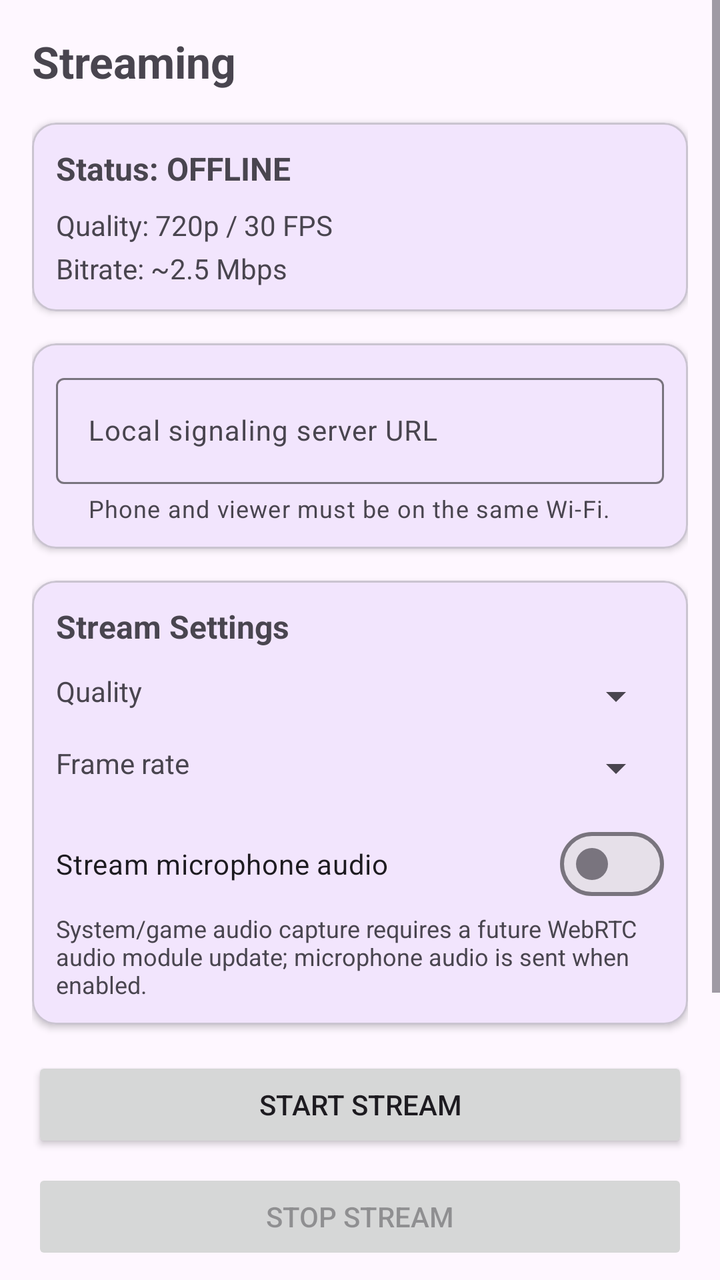
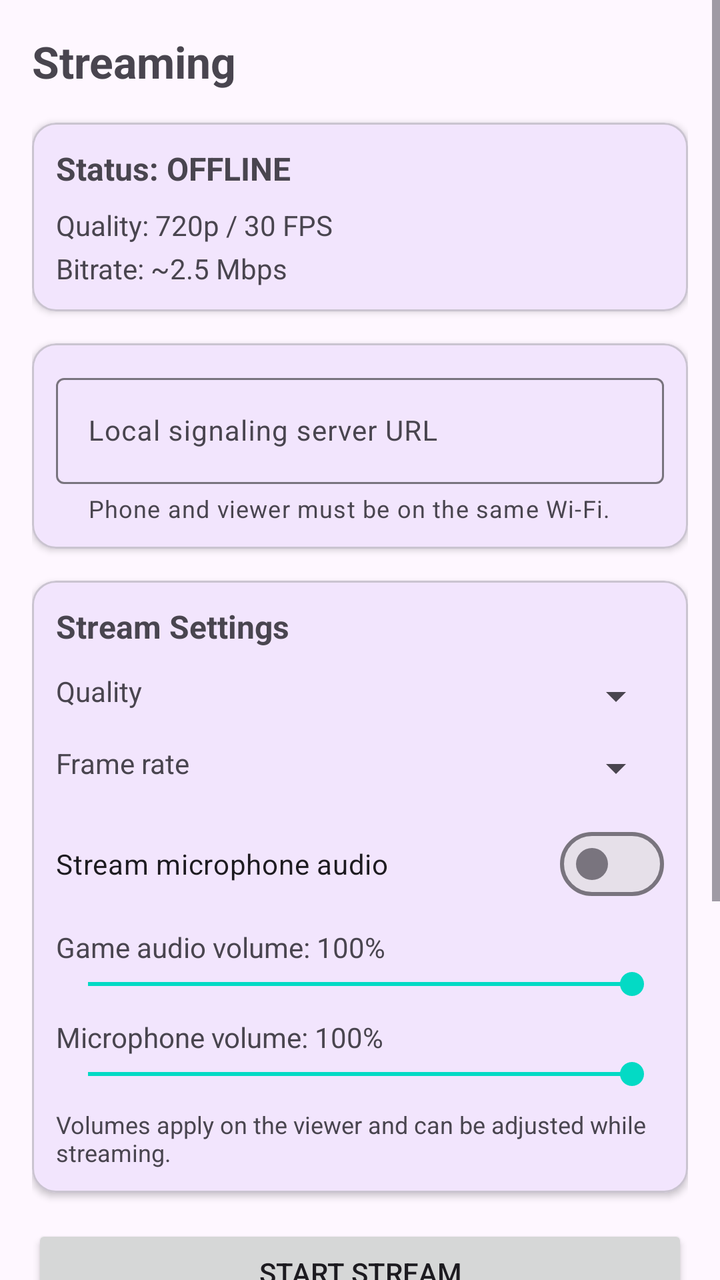

The first picture is an Android layout as it rendered before a commit; the second is the same layout after the commit. The layout source and the unified diff follow.
<!-- AndroidManifest.xml: application theme Theme.FloatOverlay -->
<!-- res/layout/fragment_stream.xml -->
<?xml version="1.0" encoding="utf-8"?>
<ScrollView xmlns:android="http://schemas.android.com/apk/res/android"
    xmlns:app="http://schemas.android.com/apk/res-auto"
    android:layout_width="match_parent"
    android:layout_height="match_parent"
    android:fillViewport="true">

    <LinearLayout
        android:layout_width="match_parent"
        android:layout_height="wrap_content"
        android:orientation="vertical"
        android:padding="16dp">

        <TextView
            android:layout_width="wrap_content"
            android:layout_height="wrap_content"
            android:layout_marginBottom="16dp"
            android:text="Streaming"
            android:textSize="22sp"
            android:textStyle="bold" />

        <com.google.android.material.card.MaterialCardView
            android:layout_width="match_parent"
            android:layout_height="wrap_content"
            android:layout_marginBottom="16dp"
            app:cardCornerRadius="12dp"
            app:cardElevation="2dp"
            app:contentPadding="12dp">

            <LinearLayout
                android:layout_width="match_parent"
                android:layout_height="wrap_content"
                android:orientation="vertical">

                <TextView
                    android:id="@+id/streamStatusText"
                    android:layout_width="wrap_content"
                    android:layout_height="wrap_content"
                    android:layout_marginBottom="8dp"
                    android:text="Status: OFFLINE"
                    android:textSize="16sp"
                    android:textStyle="bold" />

                <TextView
                    android:id="@+id/streamStatsText"
                    android:layout_width="wrap_content"
                    android:layout_height="wrap_content"
                    android:lineSpacingMultiplier="1.3"
                    android:text="Quality: 720p / 30 FPS\nBitrate: ~2.5 Mbps"
                    android:textColor="?android:attr/textColorSecondary"
                    android:textSize="14sp" />
            </LinearLayout>
        </com.google.android.material.card.MaterialCardView>

        <com.google.android.material.card.MaterialCardView
            android:layout_width="match_parent"
            android:layout_height="wrap_content"
            android:layout_marginBottom="16dp"
            app:cardCornerRadius="12dp"
            app:cardElevation="2dp"
            app:contentPadding="12dp">

            <LinearLayout
                android:layout_width="match_parent"
                android:layout_height="wrap_content"
                android:orientation="vertical">

                <com.google.android.material.textfield.TextInputLayout
                    android:layout_width="match_parent"
                    android:layout_height="wrap_content"
                    android:hint="Local signaling server URL"
                    app:endIconMode="clear_text"
                    app:helperText="Phone and viewer must be on the same Wi-Fi.">

                    <com.google.android.material.textfield.TextInputEditText
                        android:id="@+id/serverUrlInput"
                        android:layout_width="match_parent"
                        android:layout_height="wrap_content"
                        android:inputType="textUri"
                        android:textSize="14sp" />
                </com.google.android.material.textfield.TextInputLayout>
            </LinearLayout>
        </com.google.android.material.card.MaterialCardView>

        <com.google.android.material.card.MaterialCardView
            android:layout_width="match_parent"
            android:layout_height="wrap_content"
            android:layout_marginBottom="16dp"
            app:cardCornerRadius="12dp"
            app:cardElevation="2dp"
            app:contentPadding="12dp">

            <LinearLayout
                android:layout_width="match_parent"
                android:layout_height="wrap_content"
                android:orientation="vertical">

                <TextView
                    android:layout_width="wrap_content"
                    android:layout_height="wrap_content"
                    android:layout_marginBottom="12dp"
                    android:text="Stream Settings"
                    android:textSize="16sp"
                    android:textStyle="bold" />

                <LinearLayout
                    android:layout_width="match_parent"
                    android:layout_height="wrap_content"
                    android:layout_marginBottom="12dp"
                    android:orientation="horizontal">

                    <TextView
                        android:layout_width="0dp"
                        android:layout_height="wrap_content"
                        android:layout_weight="1"
                        android:text="Quality"
                        android:textSize="14sp" />

                    <Spinner
                        android:id="@+id/qualitySpinner"
                        android:layout_width="0dp"
                        android:layout_height="wrap_content"
                        android:layout_weight="2" />
                </LinearLayout>

                <LinearLayout
                    android:layout_width="match_parent"
                    android:layout_height="wrap_content"
                    android:layout_marginBottom="12dp"
                    android:orientation="horizontal">

                    <TextView
                        android:layout_width="0dp"
                        android:layout_height="wrap_content"
                        android:layout_weight="1"
                        android:text="Frame rate"
                        android:textSize="14sp" />

                    <Spinner
                        android:id="@+id/fpsSpinner"
                        android:layout_width="0dp"
                        android:layout_height="wrap_content"
                        android:layout_weight="2" />
                </LinearLayout>

                <com.google.android.material.materialswitch.MaterialSwitch
                    android:id="@+id/audioSwitch"
                    android:layout_width="match_parent"
                    android:layout_height="wrap_content"
                    android:text="Stream microphone audio" />

                <TextView
                    android:layout_width="wrap_content"
                    android:layout_height="wrap_content"
                    android:text="System/game audio capture requires a future WebRTC audio module update; microphone audio is sent when enabled."
                    android:textColor="?android:attr/textColorSecondary"
                    android:textSize="12sp" />
            </LinearLayout>
        </com.google.android.material.card.MaterialCardView>

        <Button
            android:id="@+id/startStreamButton"
            android:layout_width="match_parent"
            android:layout_height="wrap_content"
            android:layout_marginBottom="8dp"
            android:text="Start Stream" />

        <Button
            android:id="@+id/stopStreamButton"
            android:layout_width="match_parent"
            android:layout_height="wrap_content"
            android:layout_marginBottom="16dp"
            android:enabled="false"
            android:text="Stop Stream" />

        <com.google.android.material.card.MaterialCardView
            android:layout_width="match_parent"
            android:layout_height="wrap_content"
            android:layout_marginBottom="16dp"
            app:cardCornerRadius="12dp"
            app:cardElevation="2dp"
            app:contentPadding="12dp">

            <LinearLayout
                android:layout_width="match_parent"
                android:layout_height="wrap_content"
                android:orientation="vertical">

                <TextView
                    android:layout_width="wrap_content"
                    android:layout_height="wrap_content"
                    android:layout_marginBottom="4dp"
                    android:text="Viewer link:"
                    android:textSize="14sp"
                    android:textStyle="bold" />

                <TextView
                    android:id="@+id/streamLinkText"
                    android:layout_width="match_parent"
                    android:layout_height="wrap_content"
                    android:layout_marginBottom="12dp"
                    android:background="#11000000"
                    android:padding="10dp"
                    android:textIsSelectable="true"
                    android:textSize="13sp" />

                <Button
                    android:id="@+id/copyLinkButton"
                    android:layout_width="match_parent"
                    android:layout_height="wrap_content"
                    android:enabled="false"
                    android:text="Copy Link" />
            </LinearLayout>
        </com.google.android.material.card.MaterialCardView>

    </LinearLayout>
</ScrollView>
<!-- resources referenced by this layout -->
<resources>
  <style name="Theme.FloatOverlay" parent="Theme.Material3.DayNight.NoActionBar">
          <item name="colorPrimary">@color/purple_500</item>
          <item name="colorPrimaryVariant">@color/purple_700</item>
          <item name="colorOnPrimary">@color/white</item>
          <item name="colorSecondary">@color/teal_200</item>
          <item name="colorSecondaryVariant">@color/teal_700</item>
          <item name="android:statusBarColor">@color/purple_700</item>
      </style>
  <color name="purple_500">#FF6200EE</color>
  <color name="purple_700">#FF3700B3</color>
  <color name="white">#FFFFFFFF</color>
  <color name="teal_200">#FF03DAC5</color>
  <color name="teal_700">#FF018786</color>
</resources>

<!-- the commit's change to res/layout/fragment_stream.xml (unified diff, before → after) -->
@@ -150,9 +150,40 @@
                     android:text="Stream microphone audio" />
 
                 <TextView
-                    android:layout_width="wrap_content"
-                    android:layout_height="wrap_content"
-                    android:text="System/game audio capture requires a future WebRTC audio module update; microphone audio is sent when enabled."
+                    android:id="@+id/gameVolumeLabel"
+                    android:layout_width="wrap_content"
+                    android:layout_height="wrap_content"
+                    android:layout_marginTop="8dp"
+                    android:text="Game audio volume: 100%"
+                    android:textSize="14sp" />
+
+                <SeekBar
+                    android:id="@+id/gameVolumeSeek"
+                    android:layout_width="match_parent"
+                    android:layout_height="wrap_content"
+                    android:layout_marginBottom="8dp"
+                    android:max="100"
+                    android:progress="100" />
+
+                <TextView
+                    android:id="@+id/micVolumeLabel"
+                    android:layout_width="wrap_content"
+                    android:layout_height="wrap_content"
+                    android:text="Microphone volume: 100%"
+                    android:textSize="14sp" />
+
+                <SeekBar
+                    android:id="@+id/micVolumeSeek"
+                    android:layout_width="match_parent"
+                    android:layout_height="wrap_content"
+                    android:layout_marginBottom="8dp"
+                    android:max="100"
+                    android:progress="100" />
+
+                <TextView
+                    android:layout_width="wrap_content"
+                    android:layout_height="wrap_content"
+                    android:text="Volumes apply on the viewer and can be adjusted while streaming."
                     android:textColor="?android:attr/textColorSecondary"
                     android:textSize="12sp" />
             </LinearLayout>
